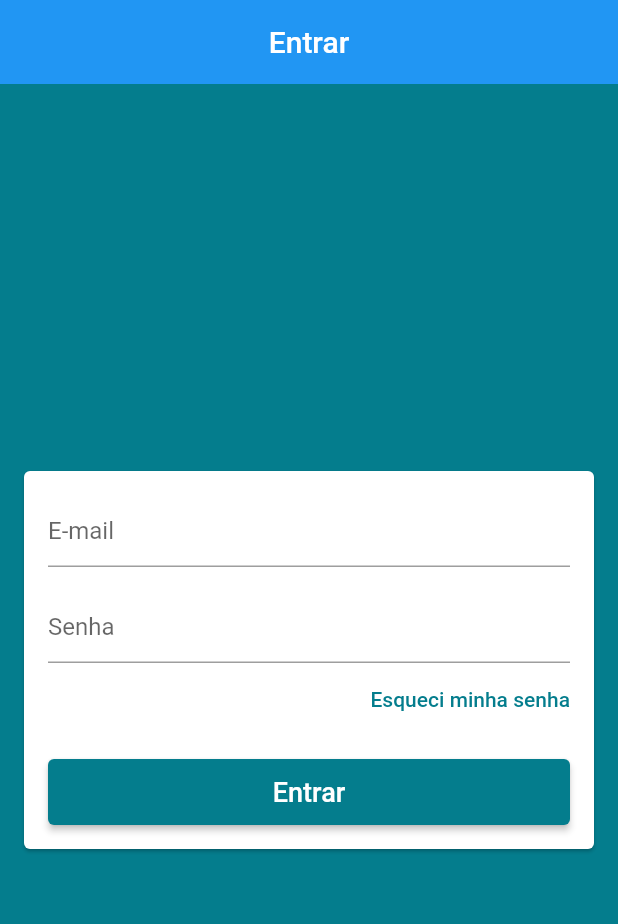
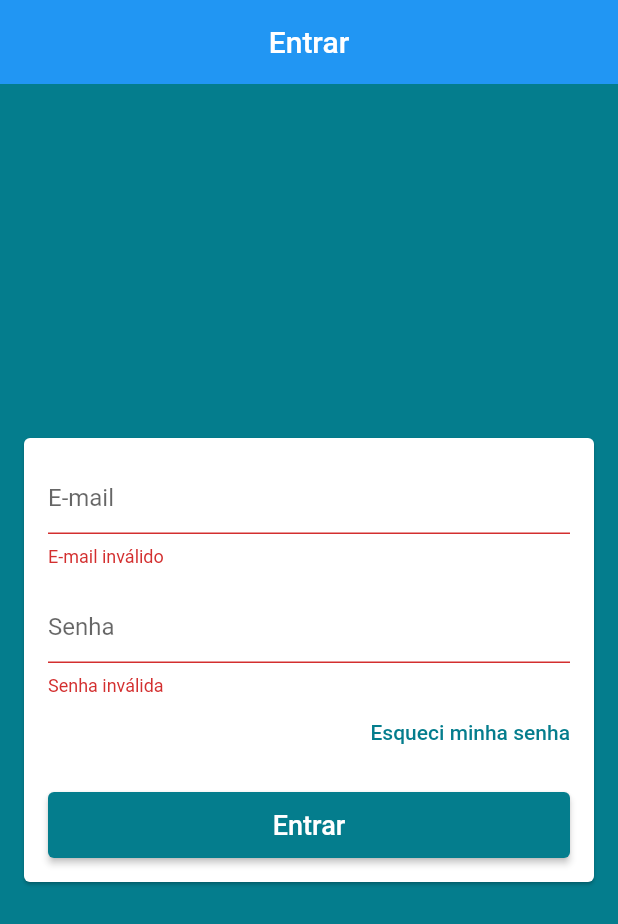
Before and after one commit to eskokado/loja_virtual_pro, a Flutter app: the screen it shows after launch, after a tap on "Entrar", on a phone screen of 412 x 824 dp. Shown: the top 924 px of the screen. Run offline on Flutter 3.47's test engine with Material 2 defaults, Android fonts, the phone set to English and light mode, and no system bars.

Commit message:
feat: validando email e senha

```diff
--- /dev/null
+++ b/lib/helpers/validators.dart
@@ -0,0 +1,5 @@
+bool emailValid(String email) {
+  final RegExp regex = RegExp(
+      r"^(([^<>()[\]\\.,;:\s@\']+(\.[^<>()[\]\\.,;:\s@\']+)*)|(\'.+\'))@((\[[0-9]{1,3}\.[0-9]{1,3}\.[0-9]{1,3}\.[0-9]{1,3}\])|(([a-zA-Z\-0-9]+\.)+[a-zA-Z]{2,}))$");
+  return regex.hasMatch(email);
+}
--- a/lib/screens/login/login_screen.dart
+++ b/lib/screens/login/login_screen.dart
@@ -1,7 +1,14 @@
 import 'package:flutter/material.dart';
 
+import '../../helpers/validators.dart';
+
 class LoginScreen extends StatelessWidget {
-  const LoginScreen({Key? key}) : super(key: key);
+  LoginScreen({Key? key}) : super(key: key);
+
+  final TextEditingController emailController = TextEditingController();
+  final TextEditingController passController = TextEditingController();
+
+  final GlobalKey<FormState> formKey = GlobalKey<FormState>();
 
   @override
   Widget build(BuildContext context) {
@@ -13,15 +20,19 @@ class LoginScreen extends StatelessWidget {
       body: Center(
         child: Card(
           margin: const EdgeInsets.symmetric(horizontal: 16),
+          child: Form(
+            key: formKey,
             child: ListView(
               padding: const EdgeInsets.all(16),
               shrinkWrap: true,
               children: <Widget>[
                 TextFormField(
+                  controller: emailController,
                   decoration: const InputDecoration(hintText: 'E-mail'),
                   keyboardType: TextInputType.emailAddress,
                   autocorrect: false,
                   validator: (email) {
+                    if (!emailValid(email!)) return 'E-mail inválido';
                     return null;
                   },
                 ),
@@ -29,11 +40,13 @@ class LoginScreen extends StatelessWidget {
                   height: 16,
                 ),
                 TextFormField(
+                  controller: passController,
                   decoration: const InputDecoration(hintText: 'Senha'),
                   autocorrect: false,
                   obscureText: true,
                   validator: (pass) {
-                  if (pass!.isEmpty || pass.length < 6) return 'Senha inválida';
+                    if (pass!.isEmpty || pass.length < 6)
+                      return 'Senha inválida';
                     return null;
                   },
                 ),
@@ -56,7 +69,11 @@ class LoginScreen extends StatelessWidget {
                 SizedBox(
                   height: 44,
                   child: ElevatedButton(
-                  onPressed: () {},
+                    onPressed: () {
+                      if (formKey.currentState!.validate()) {
+                        print(emailController.text);
+                      }
+                    },
                     style: ElevatedButton.styleFrom(
                       primary: Theme.of(context).primaryColor,
                       onPrimary: Colors.white,
@@ -71,6 +88,7 @@ class LoginScreen extends StatelessWidget {
             ),
           ),
         ),
+      ),
     );
   }
 }
```
Lines whose indentation alone changed are shown as unchanged.
